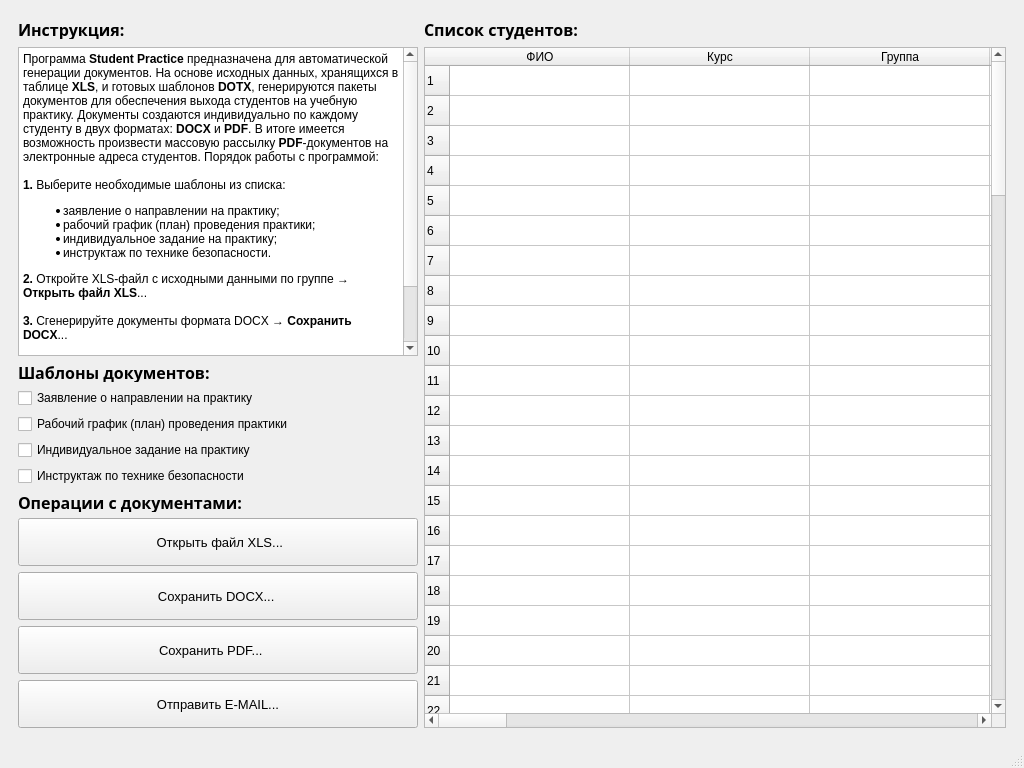
motor1n/students, file students.ui: the form before one commit.
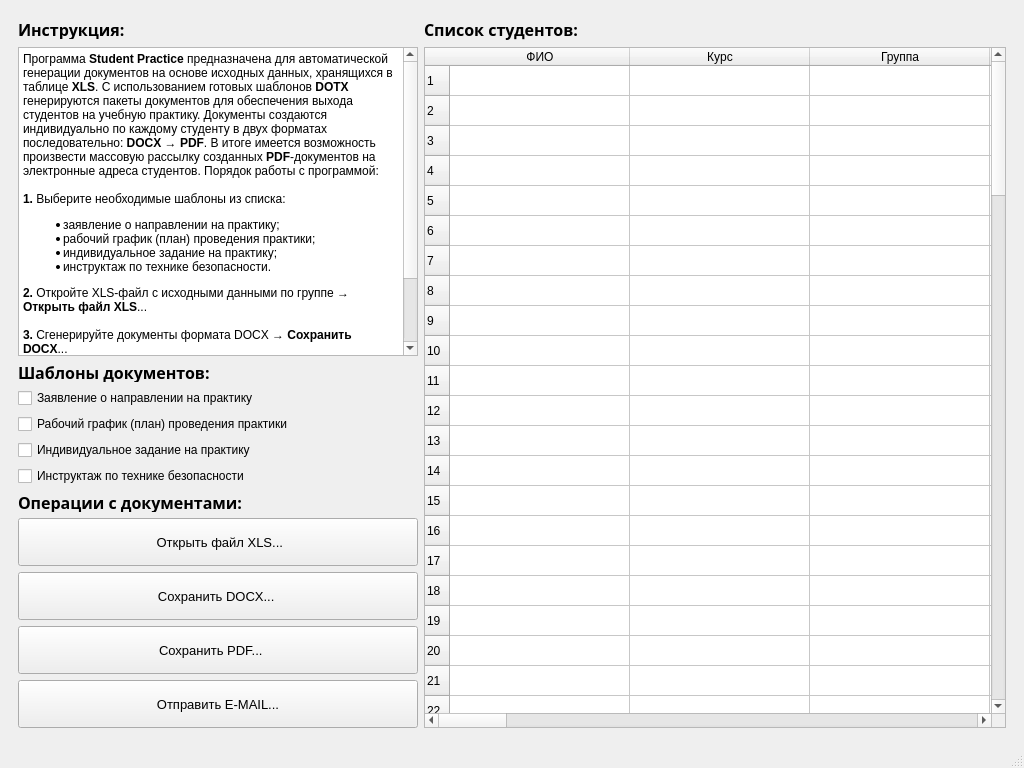
The form after the commit. Icons and pictures are not drawn.

Patch:
```diff
--- a/students.ui
+++ b/students.ui
@@ -946,7 +946,7 @@
 &lt;html&gt;&lt;head&gt;&lt;meta name=&quot;qrichtext&quot; content=&quot;1&quot; /&gt;&lt;style type=&quot;text/css&quot;&gt;
 p, li { white-space: pre-wrap; }
 &lt;/style&gt;&lt;/head&gt;&lt;body style=&quot; font-family:'Noto Sans'; font-size:10pt; font-weight:400; font-style:normal;&quot;&gt;
-&lt;p style=&quot; margin-top:0px; margin-bottom:0px; margin-left:0px; margin-right:0px; -qt-block-indent:0; text-indent:0px;&quot;&gt;&lt;span style=&quot; font-size:9pt;&quot;&gt;Программа &lt;/span&gt;&lt;span style=&quot; font-size:9pt; font-weight:600;&quot;&gt;Student Practice &lt;/span&gt;&lt;span style=&quot; font-size:9pt;&quot;&gt;предназначена для автоматической генерации документов. На основе исходных данных, хранящихся в таблице &lt;/span&gt;&lt;span style=&quot; font-size:9pt; font-weight:600;&quot;&gt;XLS&lt;/span&gt;&lt;span style=&quot; font-size:9pt;&quot;&gt;, и готовых шаблонов &lt;/span&gt;&lt;span style=&quot; font-size:9pt; font-weight:600;&quot;&gt;DOTX&lt;/span&gt;&lt;span style=&quot; font-size:9pt;&quot;&gt;, генерируются пакеты документов для обеспечения выхода студентов на учебную практику. Документы создаются индивидуально по каждому студенту в двух форматах: &lt;/span&gt;&lt;span style=&quot; font-size:9pt; font-weight:600;&quot;&gt;DOCX&lt;/span&gt;&lt;span style=&quot; font-size:9pt;&quot;&gt; и &lt;/span&gt;&lt;span style=&quot; font-size:9pt; font-weight:600;&quot;&gt;PDF&lt;/span&gt;&lt;span style=&quot; font-size:9pt;&quot;&gt;. В итоге имеется возможность произвести массовую рассылку &lt;/span&gt;&lt;span style=&quot; font-size:9pt; font-weight:600;&quot;&gt;PDF&lt;/span&gt;&lt;span style=&quot; font-size:9pt;&quot;&gt;-документов на электронные адреса студентов. Порядок работы с программой:&lt;/span&gt;&lt;/p&gt;
+&lt;p style=&quot; margin-top:0px; margin-bottom:0px; margin-left:0px; margin-right:0px; -qt-block-indent:0; text-indent:0px;&quot;&gt;&lt;span style=&quot; font-size:9pt;&quot;&gt;Программа &lt;/span&gt;&lt;span style=&quot; font-size:9pt; font-weight:600;&quot;&gt;Student Practice &lt;/span&gt;&lt;span style=&quot; font-size:9pt;&quot;&gt;предназначена для автоматической генерации документов на основе исходных данных, хранящихся в таблице &lt;/span&gt;&lt;span style=&quot; font-size:9pt; font-weight:600;&quot;&gt;XLS&lt;/span&gt;&lt;span style=&quot; font-size:9pt;&quot;&gt;. С использованием готовых шаблонов &lt;/span&gt;&lt;span style=&quot; font-size:9pt; font-weight:600;&quot;&gt;DOTX&lt;/span&gt;&lt;span style=&quot; font-size:9pt;&quot;&gt; генерируются пакеты документов для обеспечения выхода студентов на учебную практику. Документы создаются индивидуально по каждому студенту в двух форматах последовательно: &lt;/span&gt;&lt;span style=&quot; font-size:9pt; font-weight:600;&quot;&gt;DOCX&lt;/span&gt;&lt;span style=&quot; font-size:9pt;&quot;&gt; → &lt;/span&gt;&lt;span style=&quot; font-size:9pt; font-weight:600;&quot;&gt;PDF&lt;/span&gt;&lt;span style=&quot; font-size:9pt;&quot;&gt;. В итоге имеется возможность произвести массовую рассылку созданных &lt;/span&gt;&lt;span style=&quot; font-size:9pt; font-weight:600;&quot;&gt;PDF&lt;/span&gt;&lt;span style=&quot; font-size:9pt;&quot;&gt;-документов на электронные адреса студентов. Порядок работы с программой:&lt;/span&gt;&lt;/p&gt;
 &lt;p style=&quot;-qt-paragraph-type:empty; margin-top:0px; margin-bottom:0px; margin-left:0px; margin-right:0px; -qt-block-indent:0; text-indent:0px; font-size:9pt;&quot;&gt;&lt;br /&gt;&lt;/p&gt;
 &lt;p style=&quot; margin-top:0px; margin-bottom:0px; margin-left:0px; margin-right:0px; -qt-block-indent:0; text-indent:0px;&quot;&gt;&lt;span style=&quot; font-size:9pt; font-weight:600;&quot;&gt;1.&lt;/span&gt;&lt;span style=&quot; font-size:9pt;&quot;&gt; Выберите необходимые шаблоны из списка:&lt;/span&gt;&lt;/p&gt;
 &lt;ul style=&quot;margin-top: 0px; margin-bottom: 0px; margin-left: 0px; margin-right: 0px; -qt-list-indent: 1;&quot;&gt;&lt;li style=&quot; font-size:9pt;&quot; style=&quot; margin-top:12px; margin-bottom:0px; margin-left:0px; margin-right:0px; -qt-block-indent:0; text-indent:0px;&quot;&gt;заявление о направлении на практику;&lt;/li&gt;
```
